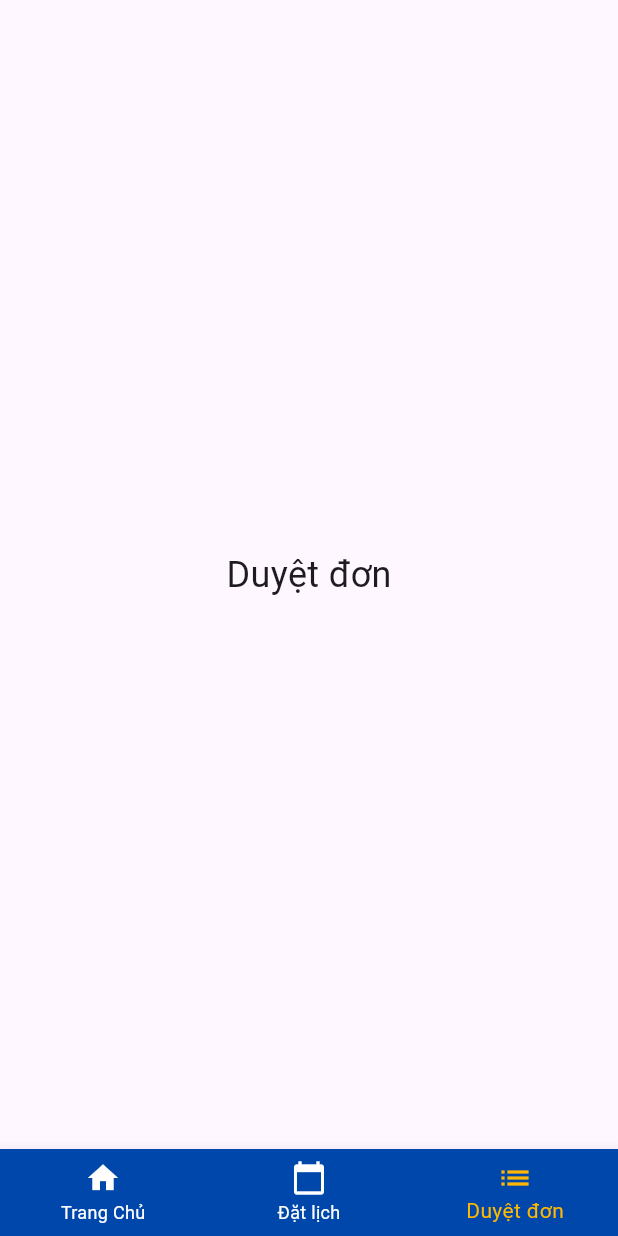
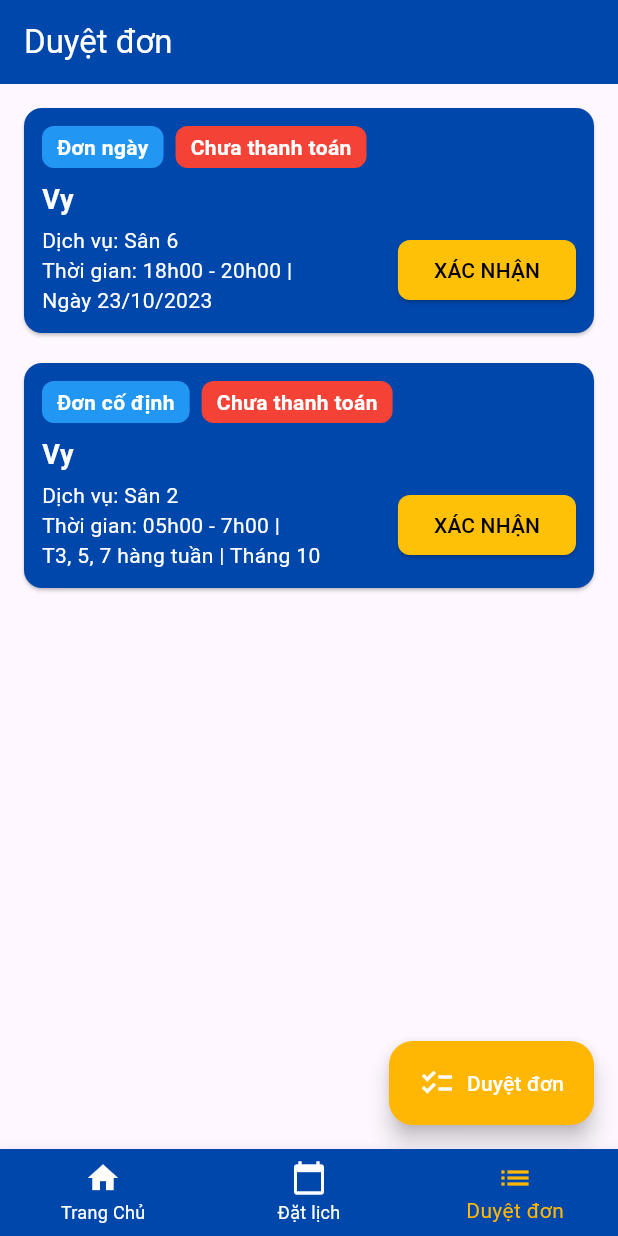
Before and after one commit to Ducthang2303/Datsan_pickleball_admin, a Flutter app: the screen it shows after launch, item 3 of the bottom bar chosen, on a phone screen of 412 x 824 dp. Run offline on Flutter 3.47's test engine with Material 3 defaults, Android fonts, the phone set to English and light mode, and no system bars.

Commit message:
add approve and booking page

```diff
--- /dev/null
+++ b/lib/approve.dart
@@ -0,0 +1,123 @@
+import 'package:flutter/material.dart';
+import 'package:pickleball_admin/colors.dart';
+
+class ApproveScreen extends StatelessWidget {
+  const ApproveScreen({Key? key}) : super(key: key);
+
+  @override
+  Widget build(BuildContext context) {
+    return Scaffold(
+      appBar: AppBar(
+        title: const Text("Duyệt đơn",style: TextStyle(color: AppColors.textColor)),
+        backgroundColor: AppColors.Blue,
+      ),
+      body: Padding(
+        padding: const EdgeInsets.all(12.0),
+        child: Column(
+          children: [
+            _buildBookingCard(
+              title: "Đơn ngày",
+              statusColor: Colors.red,
+              statusText: "Chưa thanh toán",
+              name: "Vy",
+              service: "Sân 6",
+              time: "18h00 - 20h00 |\nNgày 23/10/2023",
+            ),
+            const SizedBox(height: 12),
+            _buildBookingCard(
+              title: "Đơn cố định",
+              statusColor: Colors.red,
+              statusText: "Chưa thanh toán",
+              name: "Vy",
+              service: "Sân 2",
+              time: "05h00 - 7h00 | \nT3, 5, 7 hàng tuần | Tháng 10",
+            ),
+          ],
+        ),
+      ),
+      floatingActionButton: FloatingActionButton.extended(
+        onPressed: () {},
+        backgroundColor: AppColors.Orange,
+        label: const Row(
+          children: [
+            Icon(Icons.checklist, color: Colors.white),
+            SizedBox(width: 8),
+            Text("Duyệt đơn", style: TextStyle(color: Colors.white)),
+          ],
+        ),
+      ),
+    );
+  }
+
+  Widget _buildBookingCard({
+    required String title,
+    required Color statusColor,
+    required String statusText,
+    required String name,
+    required String service,
+    required String time,
+  }) {
+    return Card(
+      color: AppColors.Blue,
+      shape: RoundedRectangleBorder(borderRadius: BorderRadius.circular(12)),
+      child: Padding(
+        padding: const EdgeInsets.all(12.0),
+        child: Column(
+          crossAxisAlignment: CrossAxisAlignment.start,
+          children: [
+            // Nhãn trạng thái
+            Row(
+              children: [
+                _buildTag(title, Colors.blue),
+                const SizedBox(width: 8),
+                _buildTag(statusText, statusColor),
+              ],
+            ),
+            const SizedBox(height: 8),
+
+            // Tên khách hàng
+            Text(name, style: const TextStyle(fontSize: 18, fontWeight: FontWeight.bold, color: Colors.white)),
+            const SizedBox(height: 4),
+
+            // Thông tin dịch vụ + Nút XÁC NHẬN
+            Row(
+              children: [
+                Expanded(
+                  child: Column(
+                    crossAxisAlignment: CrossAxisAlignment.start,
+                    children: [
+                      Text("Dịch vụ: $service", style: const TextStyle(color: Colors.white)),
+                      Text("Thời gian: $time", style: const TextStyle(color: Colors.white)),
+                    ],
+                  ),
+                ),
+                ElevatedButton(
+                  onPressed: () {},
+                  style: ElevatedButton.styleFrom(
+                    backgroundColor: Colors.amber,
+                    shape: RoundedRectangleBorder(borderRadius: BorderRadius.circular(8)),
+                  ),
+                  child: const Text("XÁC NHẬN", style: TextStyle(color: Colors.black)),
+                ),
+              ],
+            ),
+          ],
+        ),
+      ),
+    );
+  }
+
+  Widget _buildTag(String text, Color color) {
+    return Container(
+      padding: const EdgeInsets.symmetric(horizontal: 10, vertical: 4),
+      decoration: BoxDecoration(
+        color: color,
+        borderRadius: BorderRadius.circular(8),
+      ),
+      child: Text(
+        text,
+        style: const TextStyle(color: Colors.white, fontWeight: FontWeight.bold),
+      ),
+    );
+  }
+}
--- a/lib/booking.dart
+++ b/lib/booking.dart
@@ -13,7 +13,7 @@ class _BookingScreenState extends State<BookingScreen> {
       backgroundColor: AppColors.textColor,
       appBar: AppBar(
         backgroundColor: AppColors.Blue,
-        title: Text('Đặt lịch'),
+        title: Text('Đặt lịch',style: TextStyle(color: AppColors.textColor),),
         centerTitle: true,
       ),
       body: Column(
--- a/lib/home.dart
+++ b/lib/home.dart
@@ -35,15 +35,11 @@ class HomeScreen extends StatelessWidget {
           SizedBox(height: 20),
           Expanded(
             child: GridView.count(
-              crossAxisCount: 3,
+              crossAxisCount: 2,
               children: [
-                _buildGridItem('Xem trạng thái sân', Icons.grid_on, Colors.orange),
-                _buildGridItem('Bán hàng', Icons.store, Colors.orangeAccent),
-                _buildGridItem('Quản lý dịch vụ', Icons.room_service, Colors.redAccent),
+                _buildGridItem('Quản lý sân', Icons.grid_on, Colors.orange),
                 _buildGridItem('Thống kê', Icons.bar_chart, Colors.pinkAccent),
-                _buildGridItem('Quản lý chi nhánh', Icons.account_tree, Colors.green),
                 _buildGridItem('Quản lý khách hàng', Icons.people, Colors.blueAccent),
-                _buildGridItem('Quản lý voucher', Icons.card_giftcard, Colors.purpleAccent),
                 _buildGridItem('Quản lý đơn tháng', Icons.calendar_today, Colors.deepPurpleAccent),
               ],
             ),
--- a/lib/main.dart
+++ b/lib/main.dart
@@ -1,6 +1,7 @@
 import 'package:flutter/material.dart';
 import 'home.dart';
 import 'booking.dart';
+import 'approve.dart';
 
 void main() {
   runApp(MyApp());
@@ -27,7 +28,7 @@ class _MainScreenState extends State<MainScreen> {
   final List<Widget> _pages = [
     HomeScreen(),
     BookingScreen(),
-    Center(child: Text('Duyệt đơn', style: TextStyle(fontSize: 24))),
+    ApproveScreen(),
   ];
 
   void _onItemTapped(int index) {
```
